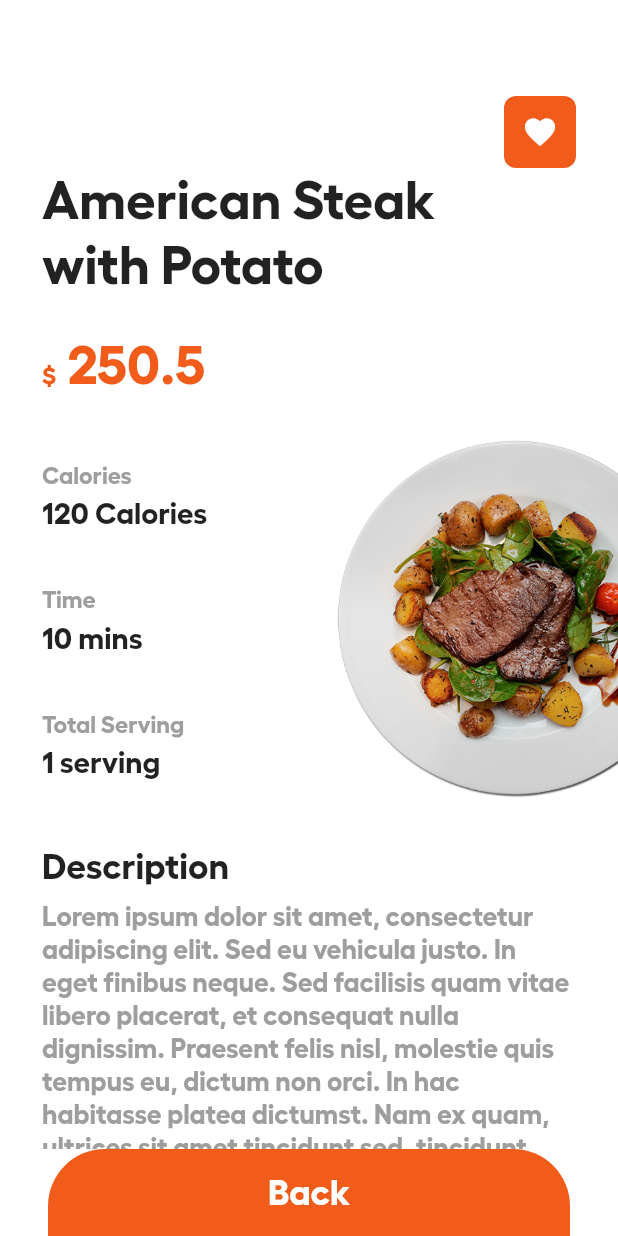
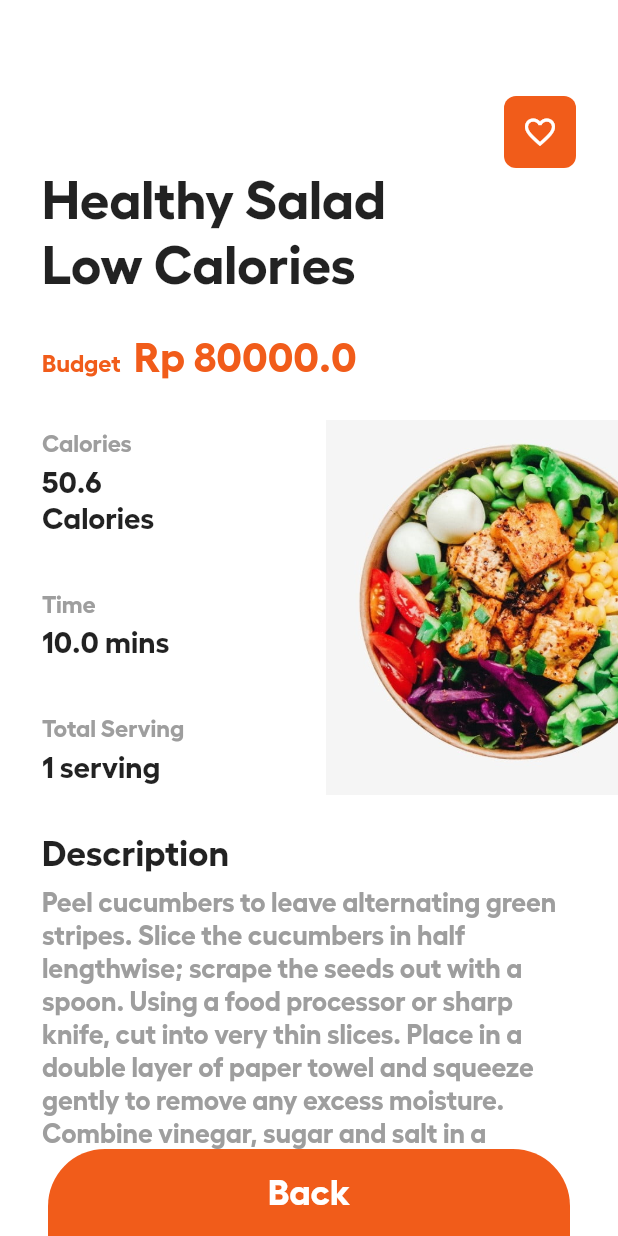
Before and after one commit to rivaldofez/foocarie, a Flutter app: the screen it shows after launch, after a tap on "Breakfast", on a phone screen of 412 x 824 dp. Run offline on Flutter 3.47's test engine with Material 2 defaults, Android fonts, the phone set to English and light mode, and no system bars; our stand-ins replace flutter_svg, fluttertoast, image_picker; missing offline and left inert: tflite.

Commit message:
finish feature calorie checker

```diff
--- a/lib/entities/recipe.dart
+++ b/lib/entities/recipe.dart
@@ -6,6 +6,7 @@ part 'recipe.g.dart';
 class Recipe {
   String id;
   String name;
+  String categories;
   double price;
   double calories;
   double time;
@@ -23,7 +24,8 @@ class Recipe {
       required this.name,
       required this.price,
       required this.serving,
-      required this.time});
+      required this.time,
+      required this.categories});
 
   factory Recipe.fromJson(Map<String, dynamic> json) => _$RecipeFromJson(json);
 
--- a/lib/screens/detail_recipe_screen.dart
+++ b/lib/screens/detail_recipe_screen.dart
@@ -1,13 +1,12 @@
 import 'package:flutter/material.dart';
 import 'package:foocarie/constants.dart';
+import 'package:foocarie/entities/recipe.dart';
 
 class DetailRecipe extends StatefulWidget {
-  final int index;
-  final String name;
-  final String image;
+  final Recipe recipe;
   final bool tag;
 
-  const DetailRecipe(this.index, this.name, this.image, this.tag);
+  const DetailRecipe(this.recipe, this.tag);
 
   @override
   _DetailRecipeState createState() => _DetailRecipeState();
@@ -64,8 +63,10 @@ class _DetailRecipeState extends State<DetailRecipe> {
                   ),
                   child: IconButton(
                     onPressed: () {},
-                    icon: const Icon(
-                      Icons.favorite,
+                    icon: Icon(
+                      widget.recipe.isFavorite
+                          ? Icons.favorite
+                          : Icons.favorite_border,
                       color: kLightColor,
                     ),
                   ),
@@ -74,17 +75,17 @@ class _DetailRecipeState extends State<DetailRecipe> {
               SizedBox(
                 width: MediaQuery.of(context).size.width / 1.5,
                 child: Text(
-                  widget.name,
+                  widget.recipe.name,
                   style:
                       const TextStyle(fontSize: 36, fontFamily: "HellixBold"),
                 ),
               ),
               const SizedBox(height: 24),
-              const Text.rich(
+              Text.rich(
                 TextSpan(
                   children: [
                     TextSpan(
-                      text: "\$",
+                      text: "\Budget ",
                       style: TextStyle(
                         fontSize: 16,
                         fontFamily: "HellixBold",
@@ -92,9 +93,9 @@ class _DetailRecipeState extends State<DetailRecipe> {
                       ),
                     ),
                     TextSpan(
-                      text: " 250.5",
+                      text: " Rp ${widget.recipe.price}",
                       style: TextStyle(
-                        fontSize: 36,
+                        fontSize: 28,
                         fontFamily: "HellixBold",
                         color: kOrangeColor,
                       ),
@@ -113,7 +114,7 @@ class _DetailRecipeState extends State<DetailRecipe> {
                       width: MediaQuery.of(context).size.width / 3.6,
                       child: Column(
                         crossAxisAlignment: CrossAxisAlignment.start,
-                        children: const [
+                        children: [
                           Text(
                             "Calories",
                             style: TextStyle(
@@ -124,7 +125,7 @@ class _DetailRecipeState extends State<DetailRecipe> {
                           ),
                           SizedBox(height: 4),
                           Text(
-                            "120 Calories",
+                            "${widget.recipe.calories} Calories",
                             style: TextStyle(
                               fontSize: 20,
                               fontFamily: "HellixBold",
@@ -141,7 +142,7 @@ class _DetailRecipeState extends State<DetailRecipe> {
                           ),
                           SizedBox(height: 4),
                           Text(
-                            "10 mins",
+                            "${widget.recipe.time} mins",
                             style: TextStyle(
                               fontSize: 20,
                               fontFamily: "HellixBold",
@@ -158,7 +159,7 @@ class _DetailRecipeState extends State<DetailRecipe> {
                           ),
                           SizedBox(height: 4),
                           Text(
-                            "1 serving",
+                            "${widget.recipe.serving} serving",
                             style: TextStyle(
                               fontSize: 20,
                               fontFamily: "HellixBold",
@@ -169,10 +170,10 @@ class _DetailRecipeState extends State<DetailRecipe> {
                     ),
                     Hero(
                       tag: widget.tag
-                          ? "fresh${widget.index}"
-                          : "recommended${widget.index}",
+                          ? "popular${widget.recipe.id}"
+                          : "all${widget.recipe.id}",
                       child: Image.asset(
-                        widget.image,
+                        widget.recipe.image,
                         height: 250,
                         width: 400,
                         fit: BoxFit.contain,
@@ -187,10 +188,10 @@ class _DetailRecipeState extends State<DetailRecipe> {
                 style: TextStyle(fontSize: 24, fontFamily: "HellixBold"),
               ),
               const SizedBox(height: 8),
-              const Padding(
+              Padding(
                 padding: EdgeInsets.only(right: 28, bottom: 28),
                 child: Text(
-                  "Lorem ipsum dolor sit amet, consectetur adipiscing elit. Sed eu vehicula justo. In eget finibus neque. Sed facilisis quam vitae libero placerat, et consequat nulla dignissim. Praesent felis nisl, molestie quis tempus eu, dictum non orci. In hac habitasse platea dictumst. Nam ex quam, ultrices sit amet tincidunt sed, tincidunt eget felis. In vehicula venenatis velit eget lobortis. Pellentesque sed varius velit. Nam non mattis est, at eleifend lectus. Curabitur eget pretium mi. Proin et varius lectus. Pellentesque tincidunt auctor ultricies. Integer at maximus est, quis sodales diam. Suspendisse sit amet ex vel lorem sodales consequat vel quis ipsum. In dapibus malesuada ultrices. Maecenas sollicitudin risus nulla. Aenean molestie felis tristique ullamcorper bibendum. Aenean tincidunt nunc ante, nec placerat turpis pellentesque non. Quisque non congue sem. Pellentesque ultrices lacinia mauris, ac lobortis ante placerat ac. Suspendisse pharetra pretium ornare. Maecenas et elit porta, sodales purus in, luctus ligula. Nulla sed nulla id nulla feugiat ullamcorper. Phasellus mollis aliquam sem sit amet feugiat. Quisque sit amet dapibus justo. Pellentesque molestie turpis at risus hendrerit porta. Fusce maximus fringilla ex vitae convallis.",
+                  widget.recipe.description,
                   style: TextStyle(
                     fontSize: 18,
                     color: Colors.grey,
--- a/lib/screens/home_screen.dart
+++ b/lib/screens/home_screen.dart
@@ -18,7 +18,7 @@ class HomeScreen extends StatefulWidget {
 class _HomeScreenState extends State<HomeScreen> {
   bool tag = false;
   List<Recipe> _popularRecipe = [];
-  List<Recipe> _recommendedRecipe = [];
+  List<Recipe> _allRecipe = [];
 
   @override
   void initState() {
@@ -29,9 +29,9 @@ class _HomeScreenState extends State<HomeScreen> {
       });
     });
 
-    fetchPopularRecipe().then((value) {
+    fetchAllRecipe().then((value) {
       setState(() {
-        _recommendedRecipe.addAll(value);
+        _allRecipe.addAll(value);
       });
     });
   }
@@ -164,11 +164,8 @@ class _HomeScreenState extends State<HomeScreen> {
                       return GestureDetector(
                         onTap: () => Navigator.of(context).push(
                           MaterialPageRoute(
-                            builder: (context) => DetailRecipe(
-                                index,
-                                _popularRecipe[index].name,
-                                _popularRecipe[index].image,
-                                tag = true),
+                            builder: (context) =>
+                                DetailRecipe(_popularRecipe[index], tag = true),
                           ),
                         ),
                         child: Container(
@@ -182,7 +179,7 @@ class _HomeScreenState extends State<HomeScreen> {
                             children: [
                               SizedBox(height: 8),
                               Hero(
-                                tag: "fresh$index",
+                                tag: "popular${_popularRecipe[index].id}",
                                 child: Image.asset(
                                   _popularRecipe[index].image,
                                   height: 100,
@@ -195,8 +192,8 @@ class _HomeScreenState extends State<HomeScreen> {
                                 child: Column(
                                   crossAxisAlignment: CrossAxisAlignment.start,
                                   children: [
-                                    const Text(
-                                      "Breakfast",
+                                    Text(
+                                      _popularRecipe[index].categories,
                                       style: TextStyle(
                                         fontSize: 14,
                                         color: kBlueColor,
@@ -227,8 +224,8 @@ class _HomeScreenState extends State<HomeScreen> {
                                       ),
                                     ),
                                     const SizedBox(height: 6),
-                                    const Text(
-                                      "120 Calories",
+                                    Text(
+                                      "${_popularRecipe[index].calories} Calories",
                                       style: TextStyle(
                                           fontSize: 14,
                                           color: kOrangeColor,
@@ -238,7 +235,7 @@ class _HomeScreenState extends State<HomeScreen> {
                                     Row(
                                       children: [
                                         Row(
-                                          children: const [
+                                          children: [
                                             Icon(
                                               Icons.access_time,
                                               color: Colors.grey,
@@ -246,7 +243,7 @@ class _HomeScreenState extends State<HomeScreen> {
                                             ),
                                             SizedBox(width: 8),
                                             Text(
-                                              "10 Min",
+                                              "${_popularRecipe[index].time} Min",
                                               style: TextStyle(
                                                   fontSize: 12,
                                                   color: Colors.grey),
@@ -262,8 +259,8 @@ class _HomeScreenState extends State<HomeScreen> {
                                               color: Colors.grey,
                                             ),
                                             const SizedBox(width: 8),
-                                            const Text(
-                                              "1 Serving",
+                                            Text(
+                                              "${_popularRecipe[index].serving} Serving",
                                               style: TextStyle(
                                                   fontSize: 12,
                                                   color: Colors.grey),
@@ -287,7 +284,7 @@ class _HomeScreenState extends State<HomeScreen> {
                   mainAxisAlignment: MainAxisAlignment.spaceBetween,
                   children: [
                     const Text(
-                      "Recommended",
+                      "All Recipes",
                       style: TextStyle(fontSize: 22, fontFamily: "HellixBold"),
                     ),
                     GestureDetector(
@@ -305,18 +302,15 @@ class _HomeScreenState extends State<HomeScreen> {
                 const SizedBox(height: 16),
                 ListView.builder(
                   physics: const NeverScrollableScrollPhysics(),
-                  itemCount: _recommendedRecipe.length,
+                  itemCount: _allRecipe.length,
                   padding: EdgeInsets.zero,
                   shrinkWrap: true,
                   itemBuilder: (context, index) {
                     return GestureDetector(
                       onTap: () => Navigator.of(context).push(
                         MaterialPageRoute(
-                          builder: (context) => DetailRecipe(
-                              index,
-                              _recommendedRecipe[index].name,
-                              _recommendedRecipe[index].image,
-                              tag = false),
+                          builder: (context) =>
+                              DetailRecipe(_allRecipe[index], tag = false),
                         ),
                       ),
                       child: Container(
@@ -333,9 +327,9 @@ class _HomeScreenState extends State<HomeScreen> {
                         child: Row(
                           children: [
                             Hero(
-                              tag: "recommended$index",
+                              tag: "recommended${_allRecipe[index].id}",
                               child: Image.asset(
-                                _recommendedRecipe[index].image,
+                                _allRecipe[index].image,
                                 height: 180,
                                 width: 120,
                                 fit: BoxFit.contain,
@@ -348,8 +342,8 @@ class _HomeScreenState extends State<HomeScreen> {
                                 child: Column(
                                   crossAxisAlignment: CrossAxisAlignment.start,
                                   children: [
-                                    const Text(
-                                      "Breakfast",
+                                    Text(
+                                      _allRecipe[index].categories,
                                       style: TextStyle(
                                         fontSize: 14,
                                         color: kBlueColor,
@@ -358,7 +352,7 @@ class _HomeScreenState extends State<HomeScreen> {
                                     ),
                                     const SizedBox(height: 6),
                                     Text(
-                                      _recommendedRecipe[index].image,
+                                      _allRecipe[index].name,
                                       overflow: TextOverflow.ellipsis,
                                       style: const TextStyle(
                                         fontSize: 18,
@@ -376,8 +370,8 @@ class _HomeScreenState extends State<HomeScreen> {
                                       ),
                                     ),
                                     const SizedBox(height: 6),
-                                    const Text(
-                                      "120 Calories",
+                                    Text(
+                                      "${_allRecipe[index].calories} Calories",
                                       style: TextStyle(
                                           fontSize: 14,
                                           color: kOrangeColor,
@@ -387,7 +381,7 @@ class _HomeScreenState extends State<HomeScreen> {
                                     Row(
                                       children: [
                                         Row(
-                                          children: const [
+                                          children: [
                                             Icon(
                                               Icons.access_time,
                                               color: Colors.grey,
@@ -395,7 +389,7 @@ class _HomeScreenState extends State<HomeScreen> {
                                             ),
                                             SizedBox(width: 8),
                                             Text(
-                                              "10 Min",
+                                              "${_allRecipe[index].time} Min",
                                               style: TextStyle(
                                                   fontSize: 12,
                                                   color: Colors.grey),
@@ -411,8 +405,8 @@ class _HomeScreenState extends State<HomeScreen> {
                                               color: Colors.grey,
                                             ),
                                             const SizedBox(width: 8),
-                                            const Text(
-                                              "1 Serving",
+                                            Text(
+                                              "${_allRecipe[index].serving} Serving",
                                               style: TextStyle(
                                                   fontSize: 12,
                                                   color: Colors.grey),
@@ -439,7 +433,7 @@ class _HomeScreenState extends State<HomeScreen> {
       floatingActionButton: FloatingActionButton(
         onPressed: () => Navigator.of(context).push(
           MaterialPageRoute(
-            builder: (context) => RecipePredictorScreen(),
+            builder: (context) => RecipePredictorScreen(_allRecipe),
           ),
         ),
         child: const Icon(Icons.image_search),
@@ -460,3 +454,15 @@ Future<List<Recipe>> fetchPopularRecipe() async {
   }
   return recipes;
 }
+
+Future<List<Recipe>> fetchAllRecipe() async {
+  String data = await rootBundle.loadString("assets/json/all.json");
+  var jsonResult = json.decode(data);
+
+  List<Recipe> recipes = [];
+
+  for (var recipe in jsonResult) {
+    recipes.add(Recipe.fromJson(recipe));
+  }
+  return recipes;
+}
```
Also changed, not shown: assets/json/all.json (added, +134 -0 lines), assets/json/popular.json (+6 -78 lines), assets/json/recommended.json (deleted, +0 -62 lines), lib/screens/recipe_predictor.dart (+50 -18 lines), lib/entities/recipe.g.dart.
